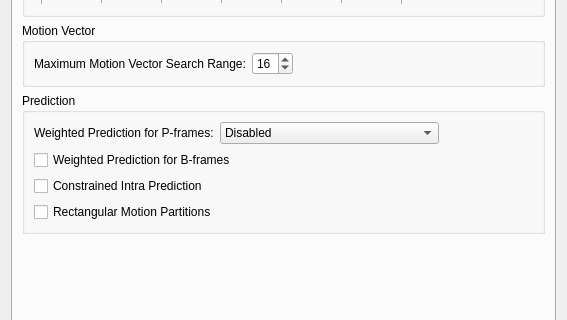
Old version of the form avidemux_plugins/ADM_videoEncoder/x265/qt4/x265ConfigDialog.ui in the repository mean00/avidemux2; both pictures show x 0 to 567 and y 170 to 490 of the 567 by 772 pixel window.
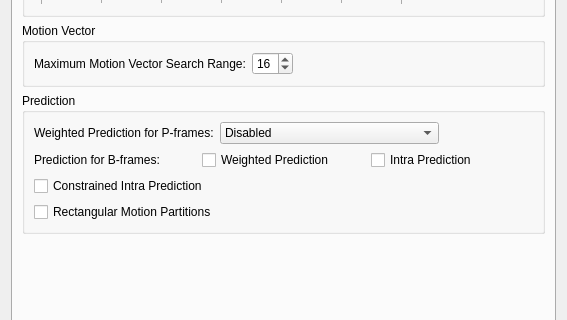
New version of the form. The open tabs and pages were chosen to show the change.

Commit message:
[x265] Add option for intra in B frames
This is turned on in presets medium and above and off for presets faster
than medium.

Except it's off in the slow preset, which is probably a bug in x265.
There's an issue for it.

Making this an option allows duplicating faster and below presets via
advanced config.  And allows fixing the probable slow reset bug to turn
it on.

It's combined in the same UI row with weighted prediction in B-frames.

Patch:
```diff
--- a/avidemux_plugins/ADM_videoEncoder/x265/qt4/x265ConfigDialog.ui
+++ b/avidemux_plugins/ADM_videoEncoder/x265/qt4/x265ConfigDialog.ui
@@ -1214,11 +1214,29 @@
          </property>
          <layout class="QGridLayout">
           <item row="2" column="0">
+           <layout class="QGridLayout">
+            <item row="0" column="0">
+             <widget class="QLabel" name="lblBPredict">
+              <property name="text">
+               <string>Prediction for B-frames:</string>
+              </property>
+             </widget>
+            </item>
+            <item row="0" column="1">
            <widget class="QCheckBox" name="weightedPredictCheckBox">
             <property name="text">
-             <string>Weighted Prediction for B-frames</string>
-            </property>
-           </widget>
+               <string>Weighted Prediction</string>
+              </property>
+             </widget>
+            </item>
+            <item row="0" column="2">
+             <widget class="QCheckBox" name="bIntraCheckBox">
+              <property name="text">
+               <string>Intra Prediction</string>
+              </property>
+             </widget>
+            </item>
+           </layout>
           </item>
           <item row="3" column="0">
            <widget class="QCheckBox" name="constrainedIntraCheckBox">
```
Left out of the diff: 1 changed line with no effect on the pictures. Lines whose indentation alone changed are shown as unchanged. The commit also changes 7 other files.
